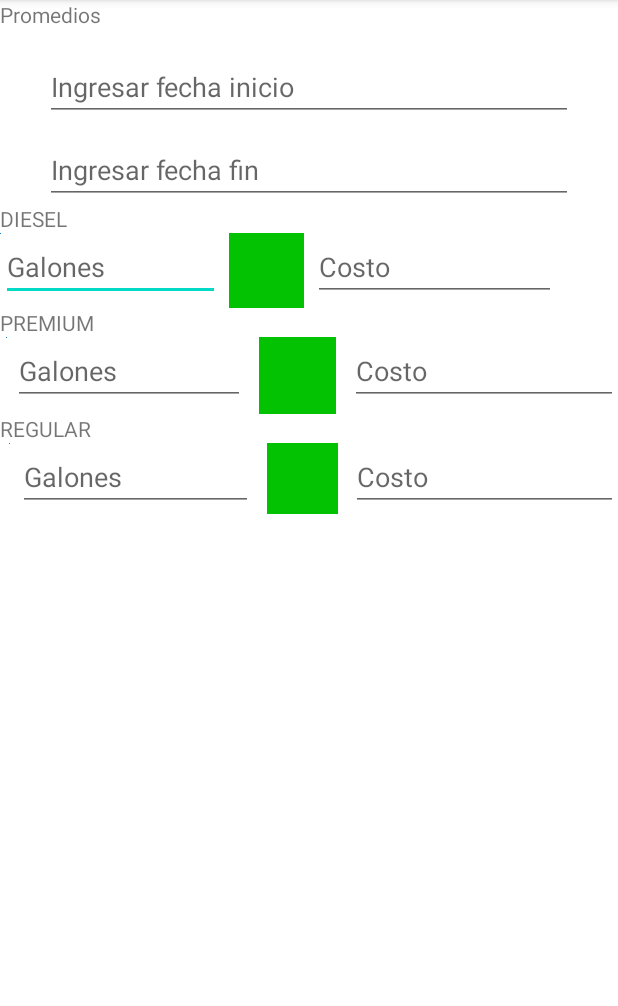
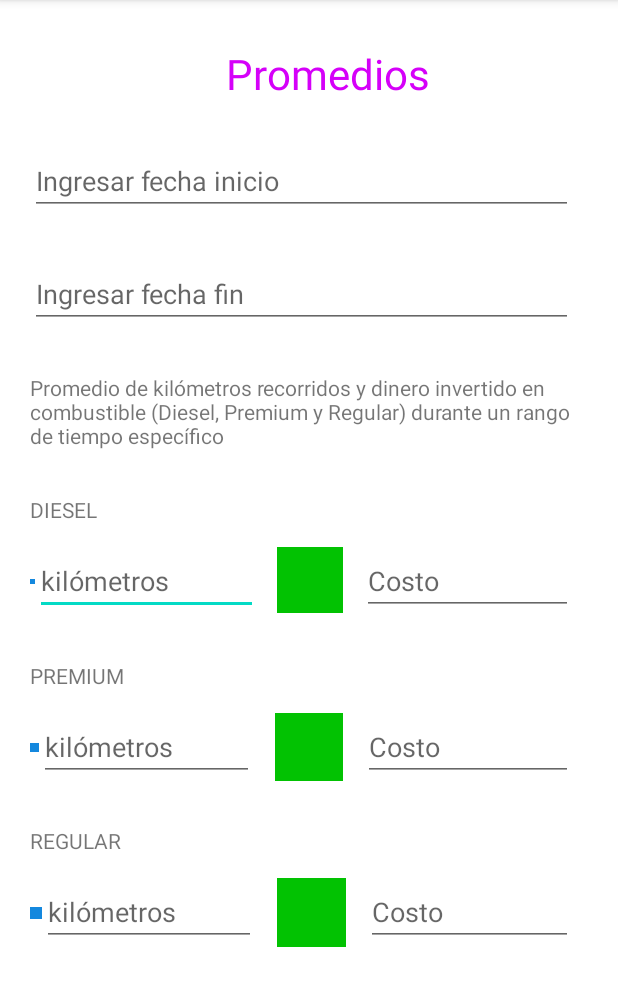
Before and after one commit to wom987/FuelDetailsSQLite, an Android app: the ShowPromedio screen opened directly, with no data from a screen before it, on a phone screen of 412 x 824 dp, the part 84-1090 px from its top. Run offline under Robolectric (Android 15) with nearby library versions, the phone set to English and light mode, and no system bars.

Commit message:
Modifiqué mi pantalla => Memo

```diff
--- a/app/src/main/res/layout/activity_show_promedio.xml
+++ b/app/src/main/res/layout/activity_show_promedio.xml
@@ -10,11 +10,18 @@
 
 
     <TextView
-        android:id="@+id/txvTitulo"
+        android:id="@+id/txvPromedios"
         android:layout_width="wrap_content"
         android:layout_height="wrap_content"
+        android:layout_marginLeft="150dp"
+        android:layout_marginTop="30dp"
+
         android:text="Promedios"
+        android:textAlignment="center"
+        android:textColor="#D500F9"
+        android:textSize="28sp"
         app:layout_constraintEnd_toEndOf="parent"
+        app:layout_constraintHorizontal_bias="0.436"
         app:layout_constraintStart_toStartOf="parent"
         app:layout_constraintTop_toTopOf="parent" />
 
@@ -22,8 +29,8 @@
         android:id="@+id/date_input"
         android:layout_width="match_parent"
         android:layout_height="wrap_content"
-        android:layout_marginStart="30dp"
-        android:layout_marginTop="16dp"
+        android:layout_marginStart="20dp"
+        android:layout_marginTop="30dp"
         android:layout_marginEnd="30dp"
         android:clickable="true"
         android:focusable="false"
@@ -38,8 +45,8 @@
         android:id="@+id/datefin_input"
         android:layout_width="match_parent"
         android:layout_height="wrap_content"
-        android:layout_marginStart="30dp"
-        android:layout_marginTop="10dp"
+        android:layout_marginStart="20dp"
+        android:layout_marginTop="30dp"
         android:layout_marginEnd="30dp"
         android:clickable="true"
         android:focusable="false"
@@ -51,141 +58,158 @@
         app:layout_constraintTop_toBottomOf="@+id/date_input" />
 
     <TextView
+        android:id="@+id/textView5"
+        android:layout_width="361dp"
+        android:layout_height="wrap_content"
+        android:layout_marginLeft="20dp"
+        android:layout_marginTop="30dp"
+        android:text="Promedio de kilómetros recorridos y dinero invertido en combustible (Diesel, Premium y Regular) durante un rango de tiempo específico" />
+
+    <TextView
         android:id="@+id/txvDiesel"
-        android:layout_width="match_parent"
+        android:layout_width="wrap_content"
         android:layout_height="wrap_content"
+        android:layout_marginLeft="20dp"
+        android:layout_marginTop="30dp"
         android:text="DIESEL" />
 
     <LinearLayout
         android:layout_width="match_parent"
         android:layout_height="wrap_content"
+        android:layout_marginTop="15dp"
         android:orientation="horizontal">
 
-        <LinearLayout
+        <ImageView
+            android:id="@+id/imageView2"
+            android:layout_width="wrap_content"
+            android:layout_height="46dp"
+            android:layout_marginLeft="20dp"
+            android:layout_weight="1"
+            app:srcCompat="@mipmap/arriba" />
+
+        <EditText
+            android:id="@+id/edtnkilometrosDiesel"
+            android:layout_width="145dp"
+            android:layout_height="wrap_content"
+            android:layout_weight="1"
+            android:ems="10"
+            android:hint="kilómetros"
+            android:inputType="number" />
+
+        <ImageView
+            android:id="@+id/imageView3"
+            android:layout_width="66dp"
+            android:layout_height="44dp"
+            android:layout_weight="1"
+            app:srcCompat="@mipmap/cash" />
+
+        <EditText
+            android:id="@+id/edtnCostoDiesel"
+            android:layout_width="137dp"
+            android:layout_height="wrap_content"
+            android:layout_marginEnd="30dp"
+            android:layout_weight="1"
+            android:ems="10"
+            android:hint="Costo"
+            android:inputType="number" />
+    </LinearLayout>
+
+    <TextView
+        android:id="@+id/txvPremium"
         android:layout_width="wrap_content"
         android:layout_height="wrap_content"
+        android:layout_marginLeft="20dp"
+        android:layout_marginTop="30dp"
+        android:text="PREMIUM" />
+
+    <LinearLayout
+        android:layout_width="match_parent"
+        android:layout_height="wrap_content"
+        android:layout_marginTop="15dp"
         android:orientation="horizontal">
 
         <ImageView
             android:id="@+id/imageView4"
             android:layout_width="wrap_content"
-                android:layout_height="wrap_content"
+            android:layout_height="45dp"
+            android:layout_marginLeft="20dp"
             android:layout_weight="1"
             app:srcCompat="@mipmap/arriba" />
 
         <EditText
-                android:id="@+id/edtGalones"
-                android:layout_width="146dp"
+            android:id="@+id/edtnkilometrosPremium"
+            android:layout_width="138dp"
             android:layout_height="wrap_content"
             android:layout_weight="1"
             android:ems="10"
-                android:hint="Galones"
-                android:inputType="textPersonName" />
+            android:hint="kilómetros"
+            android:inputType="number" />
 
         <ImageView
             android:id="@+id/imageView5"
-                android:layout_width="62dp"
-                android:layout_height="50dp"
+            android:layout_width="67dp"
+            android:layout_height="45dp"
             android:layout_weight="1"
             app:srcCompat="@mipmap/cash" />
 
         <EditText
-                android:id="@+id/edtCosto"
-                android:layout_width="162dp"
+            android:id="@+id/edtnCostoPremium"
+            android:layout_width="134dp"
             android:layout_height="wrap_content"
+            android:layout_marginEnd="30dp"
             android:layout_weight="1"
             android:ems="10"
             android:hint="Costo"
-                android:inputType="textPersonName" />
-        </LinearLayout>
+            android:inputType="number" />
     </LinearLayout>
 
     <TextView
-        android:id="@+id/txvPremium"
-        android:layout_width="match_parent"
+        android:id="@+id/txvRegular"
+        android:layout_width="wrap_content"
         android:layout_height="wrap_content"
-        android:text="PREMIUM" />
+        android:layout_marginLeft="20dp"
+        android:layout_marginTop="30dp"
+        android:text="REGULAR" />
 
     <LinearLayout
         android:layout_width="match_parent"
         android:layout_height="wrap_content"
+        android:layout_marginTop="15dp"
         android:orientation="horizontal">
 
         <ImageView
             android:id="@+id/imageView6"
             android:layout_width="wrap_content"
-            android:layout_height="wrap_content"
+            android:layout_height="46dp"
+            android:layout_marginLeft="20dp"
             android:layout_weight="1"
             app:srcCompat="@mipmap/arriba" />
 
         <EditText
-            android:id="@+id/edtGalonesPremium"
-            android:layout_width="146dp"
+            android:id="@+id/edtnkilometrosRegular"
+            android:layout_width="135dp"
             android:layout_height="wrap_content"
             android:layout_weight="1"
             android:ems="10"
-            android:hint="Galones"
-            android:inputType="textPersonName" />
+            android:hint="kilómetros"
+            android:inputType="number" />
 
         <ImageView
             android:id="@+id/imageView7"
-            android:layout_width="61dp"
-            android:layout_height="51dp"
+            android:layout_width="65dp"
+            android:layout_height="46dp"
             android:layout_weight="1"
             app:srcCompat="@mipmap/cash" />
 
         <EditText
-            android:id="@+id/edtCostoPremium"
-            android:layout_width="170dp"
+            android:id="@+id/edtnCostoRegular"
+            android:layout_width="130dp"
             android:layout_height="wrap_content"
+            android:layout_marginEnd="30dp"
             android:layout_weight="1"
             android:ems="10"
             android:hint="Costo"
-            android:inputType="textPersonName" />
-    </LinearLayout>
-
-    <TextView
-        android:id="@+id/txvRegular"
-        android:layout_width="match_parent"
-        android:layout_height="wrap_content"
-        android:text="REGULAR" />
-
-    <LinearLayout
-        android:layout_width="match_parent"
-        android:layout_height="match_parent"
-        android:orientation="horizontal">
-
-        <ImageView
-            android:id="@+id/imageView8"
-            android:layout_width="wrap_content"
-            android:layout_height="wrap_content"
-            android:layout_weight="1"
-            app:srcCompat="@mipmap/arriba" />
-
-        <EditText
-            android:id="@+id/edtGalonesRegular"
-            android:layout_width="145dp"
-            android:layout_height="wrap_content"
-            android:layout_weight="1"
-            android:ems="10"
-            android:hint="Galones"
-            android:inputType="textPersonName" />
-
-        <ImageView
-            android:id="@+id/imageView9"
-            android:layout_width="53dp"
-            android:layout_height="47dp"
-            android:layout_weight="1"
-            app:srcCompat="@mipmap/cash" />
-
-        <EditText
-            android:id="@+id/edtCostoRegular"
-            android:layout_width="166dp"
-            android:layout_height="wrap_content"
-            android:layout_weight="1"
-            android:ems="10"
-            android:hint="Costo"
-            android:inputType="textPersonName" />
+            android:inputType="number" />
     </LinearLayout>
 
 
```
Lines whose indentation alone changed are shown as unchanged.
